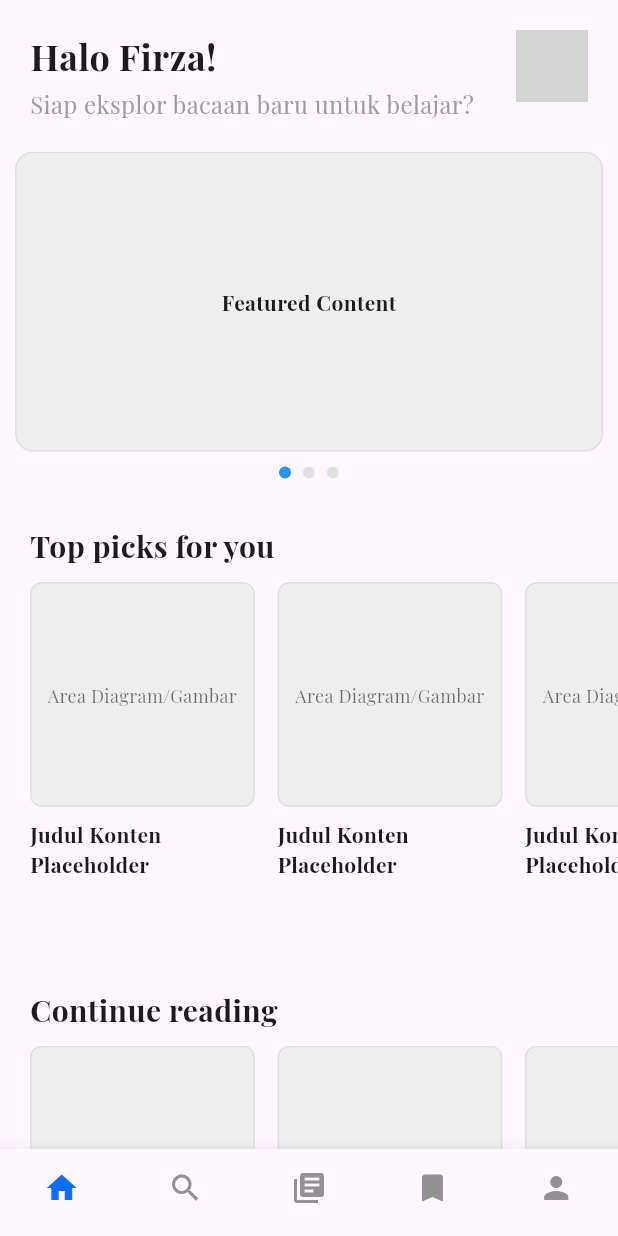
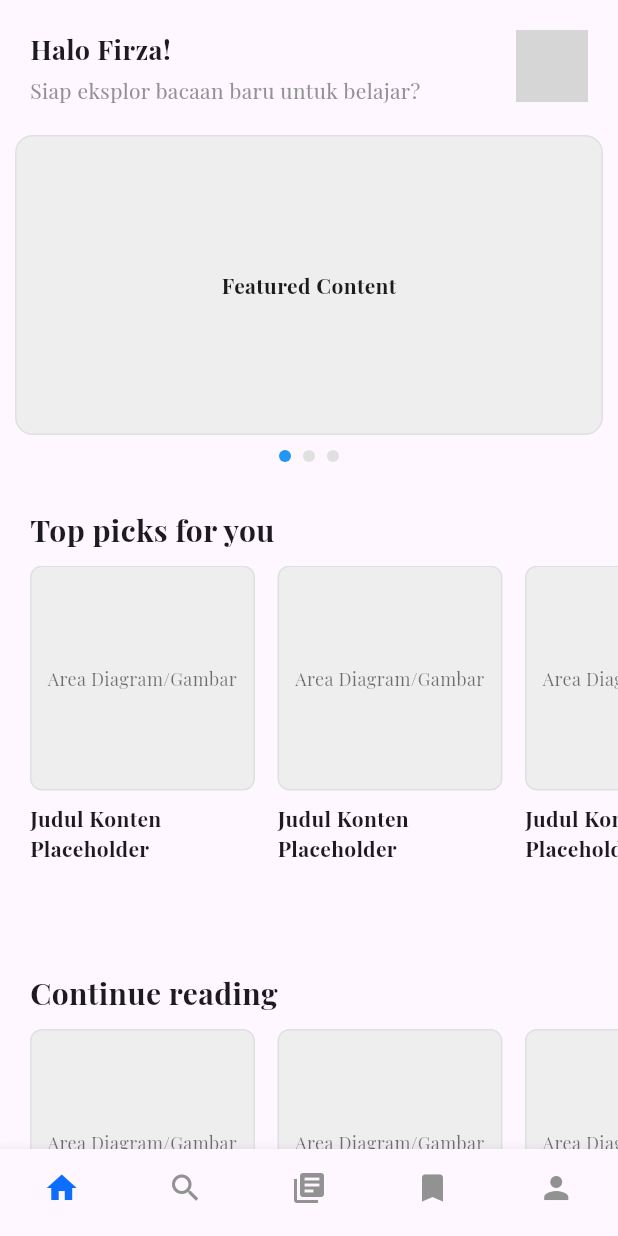
Before and after one commit to ellvr/vokapedia, a Flutter app: the screen it shows after launch, on a phone screen of 412 x 824 dp. Run offline on Flutter 3.47's test engine with Material 3 defaults, Android fonts, the phone set to English and light mode, and no system bars; network calls fail; project files that could hold a hidden picture were left out; grey boxes are pictures that could not be loaded.

Commit message:
setup style

```diff
--- a/lib/screen/home_screen.dart
+++ b/lib/screen/home_screen.dart
@@ -60,7 +60,7 @@ class _HomeScreenState extends State<HomeScreen> {
                 Text(
                   'Halo Firza!',
                   style: TextStyle(
-                    fontSize: 24,
+                    fontSize: 18,
                     fontWeight: FontWeight.bold,
                   ),
                 ),
@@ -68,8 +68,8 @@ class _HomeScreenState extends State<HomeScreen> {
                 Text(
                   'Siap eksplor bacaan baru untuk belajar?',
                   style: TextStyle(
-                    fontSize: 16,
-                    color: Colors.grey,
+                    fontSize: 14,
+                    color: AppColors.darkGrey,
                   ),
                 ),
               ],
```
